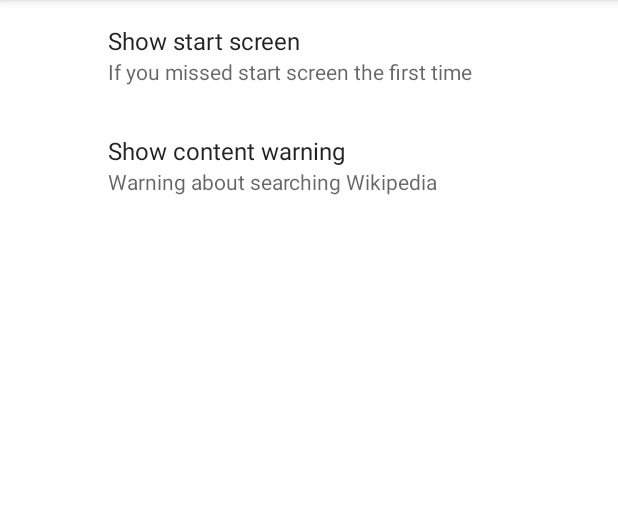
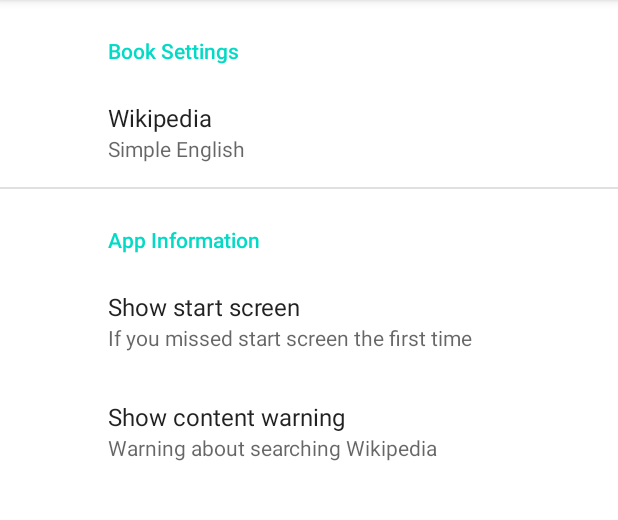
Before and after one commit to babydots/babybook, an Android app: the SettingsActivity screen opened directly, with no data from a screen before it, on a phone screen of 412 x 824 dp, the part 84-604 px from its top. Run offline under Robolectric (Android 15) with nearby library versions, the phone set to English and light mode, and no system bars; our stand-ins replace Room's generated code, androidx.preference.

Commit message:
Support for multiple wikipedia sources.
In the android app, choose your default wikipedia via settings.
All new books created will use that as the source of information.
No support for multiple wikipedia's per book yet (e.g. you can't have
a book with pages from both the spanish and english wikis).

No migrations yet either.

```diff
--- a/android/src/main/java/com/serwylo/babybook/SettingsActivity.kt
+++ b/android/src/main/java/com/serwylo/babybook/SettingsActivity.kt
@@ -3,9 +3,13 @@
 import android.content.Intent
 import android.os.Bundle
 import androidx.appcompat.app.AppCompatActivity
+import androidx.lifecycle.lifecycleScope
 import androidx.preference.*
 import com.serwylo.babybook.contentwarning.ContentWarningActivity
+import com.serwylo.babybook.db.AppDatabase
+import com.serwylo.babybook.db.repositories.BookRepository
 import com.serwylo.babybook.onboarding.OnboardingActivity
+import kotlinx.coroutines.withContext
 
 class SettingsActivity : AppCompatActivity() {
 
@@ -24,16 +28,42 @@
         override fun onCreatePreferences(savedInstanceState: Bundle?, rootKey: String?) {
             addPreferencesFromResource(R.xml.settings)
 
-            val showOnboarding = findPreference<Preference>("show_onboarding")
-            showOnboarding?.setOnPreferenceClickListener {
-                startActivity(Intent(context, OnboardingActivity::class.java))
-                true
+            findPreference<ListPreference>("select_wiki_site")?.apply {
+                lifecycleScope.launchWhenCreated {
+
+                    val repo = BookRepository(AppDatabase.getInstance(context).bookDao())
+                    val sites = repo.getAllWikiSites()
+                    val selectedSite = repo.getDefaultWikiSite()
+
+                    entries = sites.map { it.localisedTitle }.toTypedArray()
+                    entryValues = sites.map { it.code }.toTypedArray()
+                    summary = selectedSite.localisedTitle
+
+                    setOnPreferenceChangeListener { _, code ->
+                        sites.firstOrNull { it.code == code }?.also { site ->
+                            summary = site.localisedTitle
+                            lifecycleScope.launchWhenCreated {
+                                repo.setDefaultWikiSite(site)
+                            }
+                        }
+                        true
+                    }
+
+                }
             }
 
-            val showContentWarning = findPreference<Preference>("show_content_warning")
-            showContentWarning?.setOnPreferenceClickListener {
-                startActivity(Intent(context, ContentWarningActivity::class.java))
-                true
+            findPreference<Preference>("show_onboarding")?.apply {
+                setOnPreferenceClickListener {
+                    startActivity(Intent(context, OnboardingActivity::class.java))
+                    true
+                }
+            }
+
+            findPreference<Preference>("show_content_warning")?.apply {
+                setOnPreferenceClickListener {
+                    startActivity(Intent(context, ContentWarningActivity::class.java))
+                    true
+                }
             }
         }
 
--- a/android/src/main/java/com/serwylo/babybook/bookviewer/BookViewerActivity.kt
+++ b/android/src/main/java/com/serwylo/babybook/bookviewer/BookViewerActivity.kt
@@ -59,7 +59,10 @@
         when (item.itemId) {
             R.id.view_in_wikipedia -> {
                 viewModel.currentPage()?.wikiPage?.title?.also { title ->
-                    viewInWikipedia(this, title)
+                    lifecycleScope.launch(Dispatchers.IO) {
+                        val wikiSite = viewModel.getWikiSite()
+                        viewInWikipedia(this@BookViewerActivity, wikiSite, title)
+                    }
                 }
                 return true
             }
--- a/android/src/main/java/com/serwylo/babybook/db/daos/BookDao.kt
+++ b/android/src/main/java/com/serwylo/babybook/db/daos/BookDao.kt
@@ -8,7 +8,7 @@
 interface BookDao {
 
     @Transaction
-    @Query("SELECT BookPage.*, WikiPage.id as wikiPage_id, WikiPage.text as wikiPage_text, WikiPage.title as wikiPage_title, WikiPage.imagesFetched as wikiPage_imagesFetched, WikiImage.id as wikiImage_id, WikiImage.filename as wikiImage_filename, WikiImage.title as wikiImage_title, WikiImage.name as wikiImage_name, WikiImage.author as wikiImage_author, WikiImage.license as wikiImage_license, WikiImage.wikiPageId as wikiImage_wikiPageId  FROM BookPage LEFT JOIN WikiPage ON (WikiPage.id = BookPage.wikiPageId) LEFT JOIN WikiImage ON (WikiImage.id = BookPage.wikiImageId) WHERE BookPage.bookId = :bookId ORDER BY BookPage.pageNumber ASC")
+    @Query("SELECT BookPage.*, WikiPage.id as wikiPage_id, WikiPage.wikiSiteId as wikiPage_wikiSiteId, WikiPage.text as wikiPage_text, WikiPage.title as wikiPage_title, WikiPage.imagesFetched as wikiPage_imagesFetched, WikiImage.id as wikiImage_id, WikiImage.filename as wikiImage_filename, WikiImage.title as wikiImage_title, WikiImage.name as wikiImage_name, WikiImage.author as wikiImage_author, WikiImage.license as wikiImage_license, WikiImage.wikiPageId as wikiImage_wikiPageId  FROM BookPage LEFT JOIN WikiPage ON (WikiPage.id = BookPage.wikiPageId) LEFT JOIN WikiImage ON (WikiImage.id = BookPage.wikiImageId) WHERE BookPage.bookId = :bookId ORDER BY BookPage.pageNumber ASC")
     fun getPageEditingData(bookId: Long): LiveData<List<PageEditingData>>
 
     @Query("SELECT Book.*, WikiImage.filename as coverPageImagePath FROM Book LEFT JOIN BookPage ON BookPage.id = (SELECT bp.id FROM BookPage as bp WHERE bp.wikiImageId IS NOT NULL AND bp.bookId = Book.id ORDER BY bp.pageNumber ASC LIMIT 0, 1) LEFT JOIN WikiImage ON (WikiImage.id = BookPage.wikiImageId)")
@@ -35,8 +35,20 @@
     @Insert
     suspend fun insert(image: WikiImage): Long
 
+    @Insert
+    suspend fun insert(site: WikiSite): Long
+
+    @Query("SELECT * FROM Settings LIMIT 0, 1")
+    suspend fun getSettings(): Settings
+
     @Query("SELECT * FROM Book WHERE id = :id")
     suspend fun getBook(id: Long): Book
+
+    @Query("SELECT * FROM WikiSite WHERE id = :id")
+    suspend fun getWikiSite(id: Long): WikiSite
+
+    @Query("SELECT * FROM WikiSite")
+    suspend fun findAllWikiSites(): List<WikiSite>
 
     @Query("SELECT * FROM Book WHERE id = :id")
     fun getBookLive(id: Long): LiveData<Book>
@@ -55,6 +67,9 @@
 
     @Update
     suspend fun update(wikiPage: WikiPage)
+
+    @Update
+    suspend fun update(settings: Settings)
 
     @Delete(entity = Book::class)
     suspend fun delete(book: Book)
--- /dev/null
+++ b/android/src/main/java/com/serwylo/babybook/db/entities/WikiSite.kt
@@ -0,0 +1,27 @@
+package com.serwylo.babybook.db.entities
+
+import android.net.Uri
+import androidx.room.Entity
+import androidx.room.PrimaryKey
+import java.net.URL
+
+@Entity
+data class WikiSite(
+
+    /**
+     * e.g. "en", "de", "simple", etc.
+     */
+    val code: String,
+
+    val title: String,
+
+    val localisedTitle: String,
+
+    @PrimaryKey(autoGenerate = true)
+    val id: Long = 0,
+
+) {
+
+    fun url(): URL = URL("https", "$code.wikipedia.org", "")
+
+}
--- a/android/src/main/java/com/serwylo/babybook/db/repositories/BookRepository.kt
+++ b/android/src/main/java/com/serwylo/babybook/db/repositories/BookRepository.kt
@@ -28,7 +28,8 @@
     }
 
     suspend fun addNewBook(): Book = withContext(Dispatchers.IO) {
-        val id = dao.insert(Book(title = "New Book"))
+        val settings = dao.getSettings()
+        val id = dao.insert(Book(title = "New Book", wikiSiteId = settings.wikiSiteId))
         dao.getBook(id)
     }
 
@@ -89,8 +90,8 @@
 
     fun findWikiImageByName(filename: String): WikiImage? = dao.findWikiImageByName(filename)
 
-    suspend fun addNewWikiPage(title: String, text: String): WikiPage = withContext(Dispatchers.IO) {
-        val page = WikiPage(title, text)
+    suspend fun addNewWikiPage(wikiSite: WikiSite, title: String, text: String): WikiPage = withContext(Dispatchers.IO) {
+        val page = WikiPage(title, text, wikiSiteId = wikiSite.id)
         val id = dao.insert(page)
         page.copy(id = id)
     }
@@ -124,4 +125,23 @@
         dao.update(wikiPage.copy(imagesFetched = true))
     }
 
+    suspend fun getWikiSite(bookId: Long): WikiSite = withContext(Dispatchers.IO) {
+        val book = dao.getBook(bookId)
+        dao.getWikiSite(book.wikiSiteId)
+    }
+
+    suspend fun getAllWikiSites(): List<WikiSite> = withContext(Dispatchers.IO) {
+        dao.findAllWikiSites()
+    }
+
+    suspend fun getDefaultWikiSite(): WikiSite = withContext(Dispatchers.IO) {
+        val settings = dao.getSettings()
+        dao.getWikiSite(settings.wikiSiteId)
+    }
+
+    suspend fun setDefaultWikiSite(site: WikiSite) = withContext(Dispatchers.IO) {
+        val settings = dao.getSettings()
+        dao.update(settings.copy(wikiSiteId = site.id))
+    }
+
 }
--- a/android/src/main/java/com/serwylo/babybook/editbookpage/EditBookPageActivity.kt
+++ b/android/src/main/java/com/serwylo/babybook/editbookpage/EditBookPageActivity.kt
@@ -290,7 +290,7 @@
         when (item.itemId) {
             R.id.view_in_wikipedia -> {
                 viewModel.wikiPage.value?.title?.also { title ->
-                    viewInWikipedia(this, title)
+                    viewInWikipedia(this, viewModel.wikiSite, title)
                 }
                 return true
             }
@@ -386,7 +386,7 @@
                         viewModel.isSearchingPages.postValue(true)
 
                         try {
-                            val searchResults = searchWikiTitles(constraint.toString())
+                            val searchResults = searchWikiTitles(viewModel.wikiSite.url(), constraint.toString())
 
                             if (latestSearchTerms == constraint.toString()) {
                                 Log.i("WikiSearch", "Found ${searchResults.results.size} results for $constraint which matches the latest search we performed: $latestSearchTerms")
@@ -395,6 +395,7 @@
                             }
                         } catch (e: Throwable) {
                             withContext(Dispatchers.Main) {
+                                Log.e("WikiSearch", "Error searching wiki pages: ${e.message}", e)
                                 Toast.makeText(applicationContext, "An error occurred searching wikipedia. Are you connected to the internet?", Toast.LENGTH_LONG).show()
                             }
                         }
--- a/android/src/main/java/com/serwylo/babybook/utils/viewInWikipedia.kt
+++ b/android/src/main/java/com/serwylo/babybook/utils/viewInWikipedia.kt
@@ -3,8 +3,9 @@
 import android.content.Context
 import android.content.Intent
 import android.net.Uri
+import com.serwylo.babybook.db.entities.WikiSite
 
-fun viewInWikipedia(context: Context, pageTitle: String) {
-    val intent = Intent(Intent.ACTION_VIEW, Uri.parse("https://simple.wikipedia.org/wiki/$pageTitle"))
+fun viewInWikipedia(context: Context, wikiSite: WikiSite, pageTitle: String) {
+    val intent = Intent(Intent.ACTION_VIEW, Uri.parse("${wikiSite.url()}/wiki/$pageTitle"))
     context.startActivity(intent)
 }
--- a/android/src/main/res/xml/settings.xml
+++ b/android/src/main/res/xml/settings.xml
@@ -1,5 +1,14 @@
 <?xml version="1.0" encoding="utf-8"?>
 <PreferenceScreen xmlns:android="http://schemas.android.com/apk/res/android">
+    <PreferenceCategory
+        android:title="Book Settings">
+        <ListPreference
+            android:key="select_wiki_site"
+            android:title="Wikipedia"
+            android:summary="Simple English Wikipedia" />
+    </PreferenceCategory>
+    <PreferenceCategory
+        android:title="App Information">
         <Preference
             android:key="show_onboarding"
             android:title="Show start screen"
@@ -8,4 +17,5 @@
             android:key="show_content_warning"
             android:title="Show content warning"
             android:summary="Warning about searching Wikipedia" />
+    </PreferenceCategory>
 </PreferenceScreen>
--- a/library/src/main/java/com/serwylo/babybook/book/makeBook.kt
+++ b/library/src/main/java/com/serwylo/babybook/book/makeBook.kt
@@ -4,8 +4,10 @@
 import com.serwylo.babybook.pdf.generatePdf
 import kotlinx.coroutines.runBlocking
 import java.io.File
+import java.net.URL
 
 fun makeBook(
+    wikiUrl: URL,
     bookTitle: String,
     pageTitles: List<String>,
     config: BookConfig = BookConfig.Default,
@@ -26,7 +28,7 @@
 
         val pages: List<Page>
         runBlocking {
-            pages = makePages(pageTitles, config, cacheDir)
+            pages = makePages(wikiUrl, pageTitles, config, cacheDir)
         }
 
         val tmpPdfFile = File.createTempFile("${filename}.", ".tmp")
--- a/web/src/main/java/com/serwylo/babybook/web/server.kt
+++ b/web/src/main/java/com/serwylo/babybook/web/server.kt
@@ -75,7 +75,7 @@
                 val pages = call.parameters["pages"] ?: ""
                 if (title.isNotEmpty() && pages.isNotEmpty()) {
                     val pageTitles = pages.split("_")
-                    val file = makeBook(title, pageTitles)
+                    val file = makeBook(wikiUrl, title, pageTitles)
                     call.response.header(
                         HttpHeaders.ContentDisposition,
                         ContentDisposition.Attachment.withParameter(ContentDisposition.Parameters.FileName, "${title}.pdf").toString()
```
Also changed, not shown: android/src/main/java/com/serwylo/babybook/bookviewer/BookViewerViewModel.kt (+9 -2 lines), android/src/main/java/com/serwylo/babybook/db/AppDatabase.kt (+4 -5 lines), android/src/main/java/com/serwylo/babybook/db/entities/Book.kt (+12 -1 lines), android/src/main/java/com/serwylo/babybook/db/entities/Settings.kt (added, +21 -0 lines), android/src/main/java/com/serwylo/babybook/db/entities/WikiPage.kt (+12 -1 lines), android/src/main/java/com/serwylo/babybook/db/migrations/dbBootstrap.kt (+113 -8 lines), android/src/main/java/com/serwylo/babybook/editbookpage/EditBookPageViewModel.kt (+13 -6 lines), cli/src/main/java/com/serwylo/babybook/cli/Application.kt (+6 -3 lines), library/src/main/java/com/serwylo/babybook/mediawiki/WikiClient.kt (+56 -35 lines), web/src/main/java/com/serwylo/babybook/web/WikiCacheService.kt (+6 -3 lines). Lines whose indentation alone changed are shown as unchanged.
